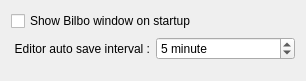
mtux/bilbo, file src/settingsbase.ui: the form before one commit.
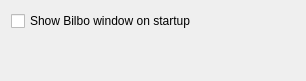
The form after the commit. Custom widgets are drawn as their Qt base class.

Commit message: * Move 'Clear cached images' button to setting menu, and make some changes in bilbo configuration window. * Fix a bug in removing media files from editor.

```diff
--- a/src/settingsbase.ui
+++ b/src/settingsbase.ui
@@ -17,33 +17,7 @@
      </property>
     </widget>
    </item>
-   <item row="1" column="0" >
-    <widget class="QLabel" name="label" >
-     <property name="text" >
-      <string>Editor auto save interval :</string>
-     </property>
-     <property name="alignment" >
-      <set>Qt::AlignRight|Qt::AlignTrailing|Qt::AlignVCenter</set>
-     </property>
-    </widget>
-   </item>
-   <item row="1" column="1" >
-    <widget class="KIntSpinBox" name="kcfg_autosaveInterval" >
-     <property name="specialValueText" >
-      <string>Disbaled</string>
-     </property>
-     <property name="suffix" >
-      <string> minute</string>
-     </property>
-     <property name="maximum" >
-      <number>60</number>
-     </property>
-     <property name="value" >
-      <number>5</number>
-     </property>
-    </widget>
-   </item>
-   <item row="2" column="0" colspan="2" >
+   <item row="1" column="0" colspan="2" >
     <spacer name="verticalSpacer" >
      <property name="orientation" >
       <enum>Qt::Vertical</enum>
@@ -60,13 +34,6 @@
  </widget>
  <layoutdefault spacing="6" margin="11" />
  <pixmapfunction>qPixmapFromMimeSource</pixmapfunction>
- <customwidgets>
-  <customwidget>
-   <class>KIntSpinBox</class>
-   <extends>QSpinBox</extends>
-   <header>knuminput.h</header>
-  </customwidget>
- </customwidgets>
  <includes>
   <include location="local" >kcolorbutton.h</include>
  </includes>
```
The commit also changes 9 other files.
